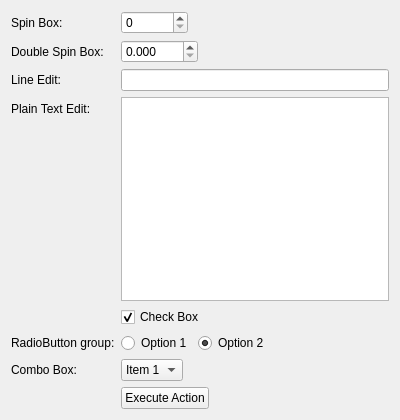
mjbonnington/icarus-gps, file core/ui/settings_test_ui.ui: the form before one commit.
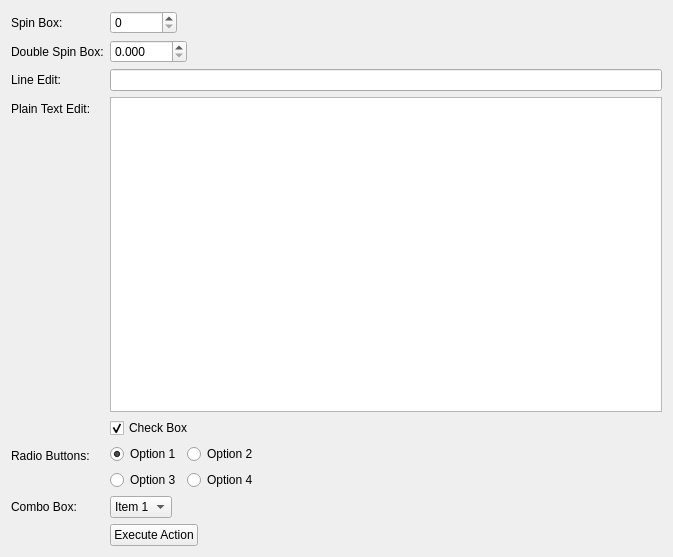
The form after the commit.

Commit message: Improving settings dialog

Diff of the .ui file:
```diff
--- a/core/ui/settings_test_ui.ui
+++ b/core/ui/settings_test_ui.ui
@@ -6,8 +6,8 @@
    <rect>
     <x>0</x>
     <y>0</y>
-    <width>400</width>
-    <height>420</height>
+    <width>673</width>
+    <height>557</height>
    </rect>
   </property>
   <property name="windowTitle">
@@ -119,32 +119,61 @@
       <string>&lt;html&gt;&lt;head/&gt;&lt;body&gt;&lt;p&gt;&lt;span style=&quot; font-weight:600;&quot;&gt;User preferences location&lt;/span&gt;&lt;/p&gt;&lt;p&gt;Choose whether to store user preferences in the pipeline config directory on the server, or in the user's home folder. If you have roaming profiles enabled, it's best to store in the home folder.&lt;/p&gt;&lt;/body&gt;&lt;/html&gt;</string>
      </property>
      <property name="text">
-      <string>RadioButton group:</string>
+      <string>Radio Buttons:</string>
      </property>
     </widget>
    </item>
    <item row="6" column="1">
-    <layout class="QHBoxLayout" name="radioButton_horizontalLayout">
-     <item>
-      <widget class="QRadioButton" name="radioButton_option1_radioButton">
+    <layout class="QGridLayout" name="radioButton_gridLayout">
+     <item row="0" column="0">
+      <widget class="QRadioButton" name="radioButton1">
        <property name="text">
         <string>Option 1</string>
        </property>
-       <property name="xmlTag" stdset="0">
-        <string>radioButton_option1</string>
-       </property>
-      </widget>
-     </item>
-     <item>
-      <widget class="QRadioButton" name="radioButton_option2_radioButton">
-       <property name="text">
-        <string>Option 2</string>
-       </property>
        <property name="checked">
         <bool>true</bool>
        </property>
        <property name="xmlTag" stdset="0">
-        <string>radioButton_option2</string>
+        <string>radioButton</string>
+       </property>
+      </widget>
+     </item>
+     <item row="0" column="1">
+      <widget class="QRadioButton" name="radioButton3">
+       <property name="text">
+        <string>Option 2</string>
+       </property>
+       <property name="checked">
+        <bool>false</bool>
+       </property>
+       <property name="xmlTag" stdset="0">
+        <string>radioButton</string>
+       </property>
+      </widget>
+     </item>
+     <item row="1" column="0">
+      <widget class="QRadioButton" name="radioButton2">
+       <property name="text">
+        <string>Option 3</string>
+       </property>
+       <property name="checked">
+        <bool>false</bool>
+       </property>
+       <property name="xmlTag" stdset="0">
+        <string>radioButton</string>
+       </property>
+      </widget>
+     </item>
+     <item row="1" column="1">
+      <widget class="QRadioButton" name="radioButton4">
+       <property name="text">
+        <string>Option 4</string>
+       </property>
+       <property name="checked">
+        <bool>false</bool>
+       </property>
+       <property name="xmlTag" stdset="0">
+        <string>radioButton</string>
        </property>
       </widget>
      </item>
```
The commit also changes 2 other files.
